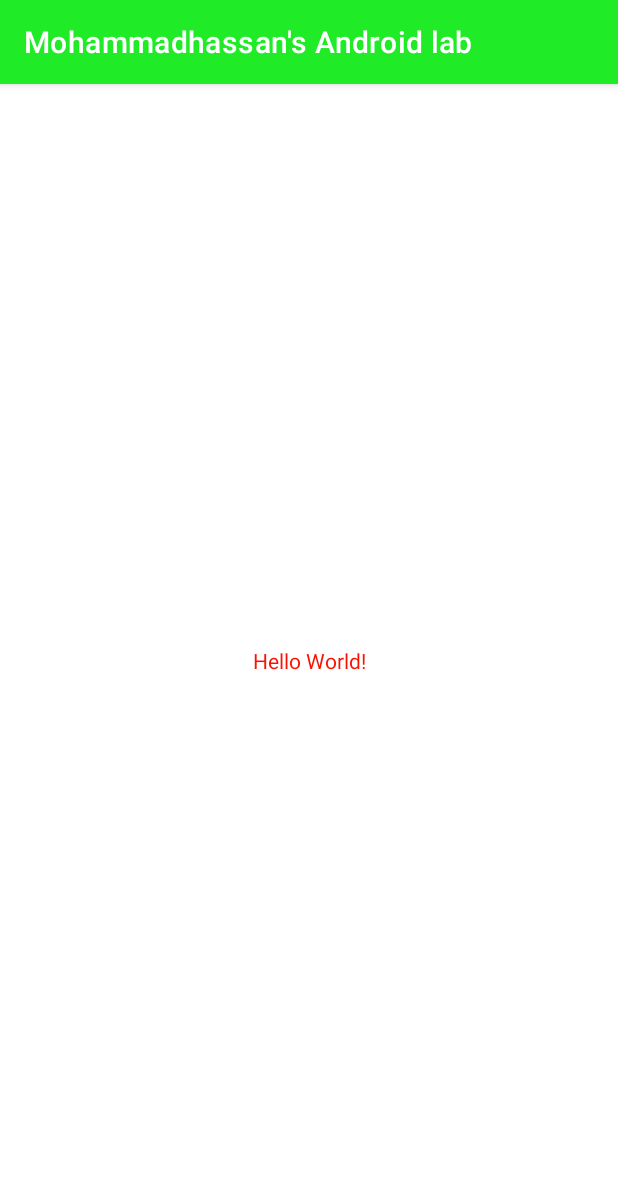
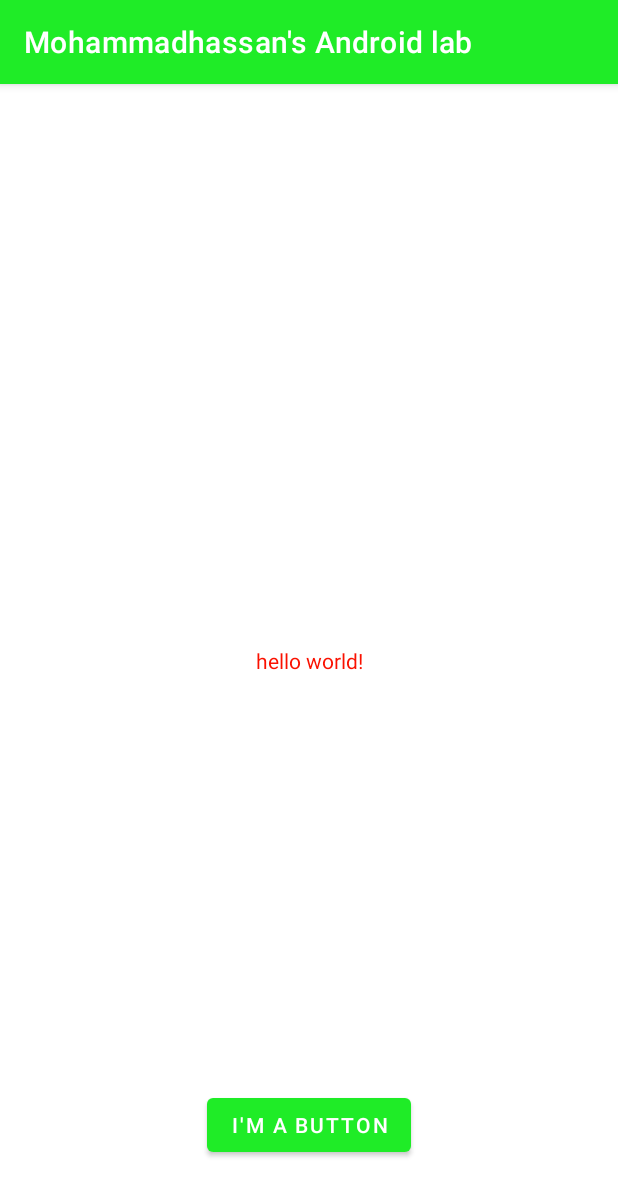
Before and after one commit to EthanYeganeh/MyAndroidLabs, an Android app: the screen it shows after launch (MainActivity), on a phone screen of 412 x 824 dp. Shown: the top 1196 px of the screen. Run offline under Robolectric (Android 15) with nearby library versions, the phone set to English and light mode, and no system bars.

Commit message:
fourth commit for making the last changes.

```diff
--- a/app/src/main/res/layout/activity_main.xml
+++ b/app/src/main/res/layout/activity_main.xml
@@ -7,13 +7,23 @@
     tools:context=".MainActivity">
 
     <TextView
+        android:id="@+id/textView"
         android:layout_width="wrap_content"
         android:layout_height="wrap_content"
-        android:text="Hello World!"
+        android:text="@string/hello_message"
         app:layout_constraintBottom_toBottomOf="parent"
         app:layout_constraintEnd_toEndOf="parent"
         app:layout_constraintStart_toStartOf="parent"
-        app:layout_constraintTop_toTopOf="parent">
-    </TextView>
+        app:layout_constraintTop_toTopOf="parent"></TextView>
+
+    <Button
+        android:layout_width="wrap_content"
+        android:layout_height="wrap_content"
+        android:layout_marginBottom="50dp"
+        android:text="@string/button_message"
+        app:layout_constraintBottom_toBottomOf="parent"
+        app:layout_constraintEnd_toEndOf="parent"
+        app:layout_constraintStart_toStartOf="parent" />
+
 
 </androidx.constraintlayout.widget.ConstraintLayout>
--- a/app/src/main/res/values/strings.xml
+++ b/app/src/main/res/values/strings.xml
@@ -1,3 +1,5 @@
 <resources>
     <string name="app_name">Mohammadhassan\'s Android lab</string>
+    <string name="hello_message">hello world!</string>
+    <string name="button_message">I\'m a button</string>
 </resources>
```
Also changed, not shown: 1 other file.
